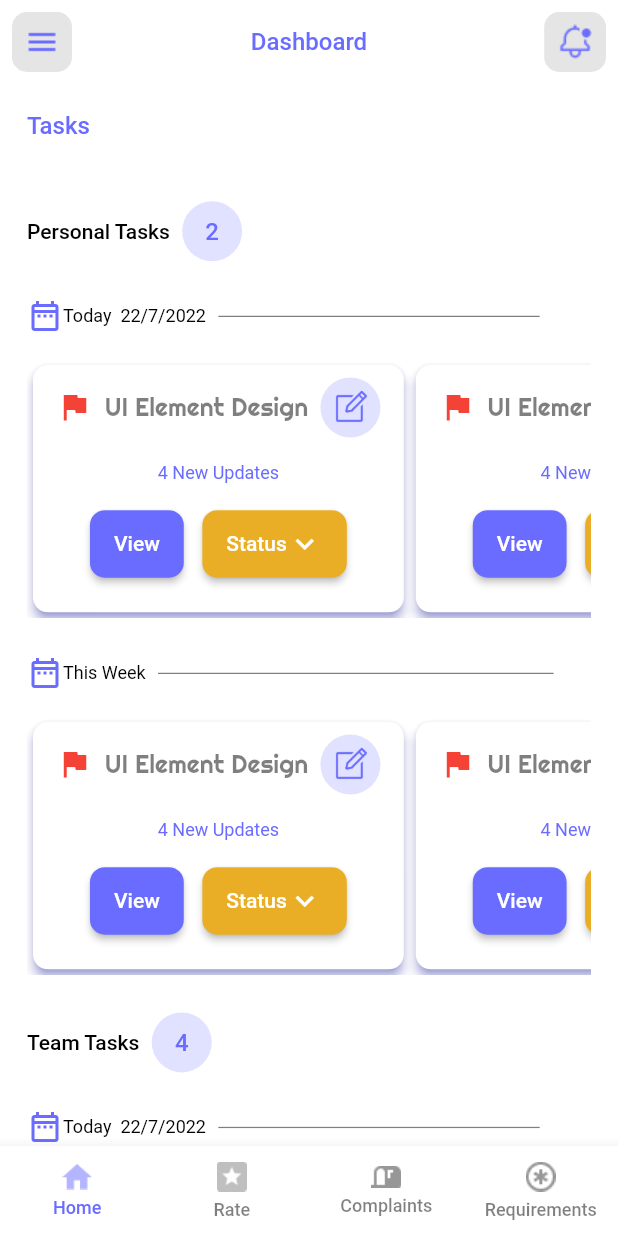
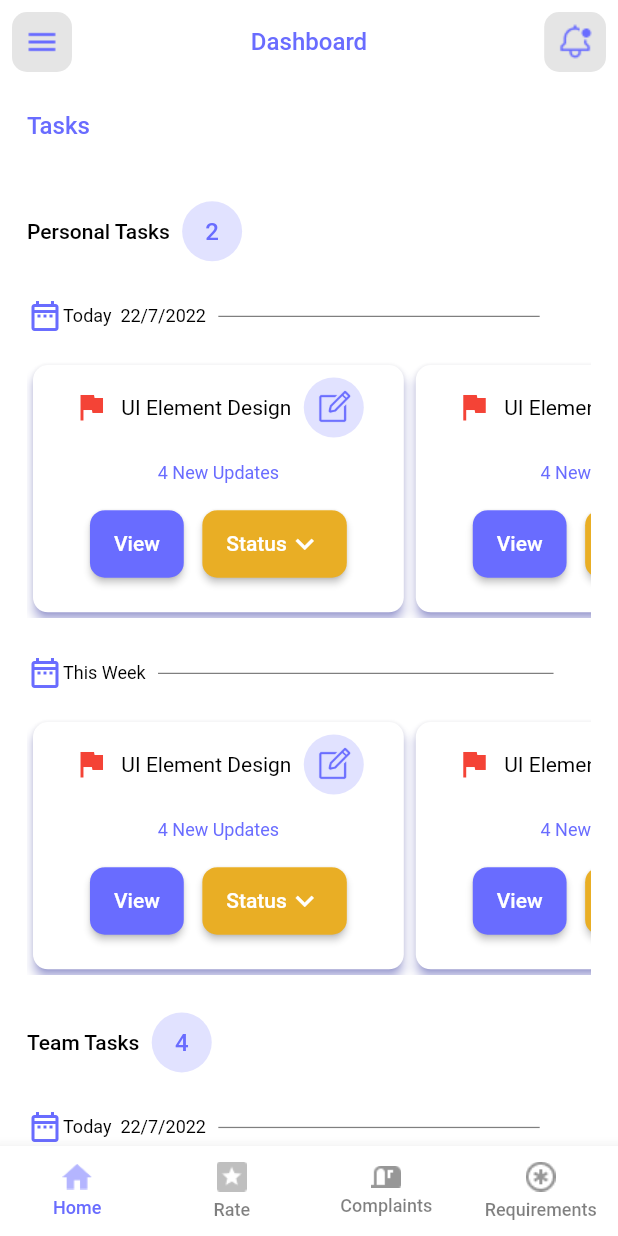
Before and after one commit to Ibrahim-Amin-code/Develocity, a Flutter app: the UserHomeLayoutScreen screen opened directly, on a phone screen of 412 x 824 dp. Run offline on Flutter 3.47's test engine with Material 2 defaults, Android fonts, the light colour scheme and no system bars; our stand-ins replace bloc, cached_network_image, dio, dropdown_button2, flutter_bloc, flutter_custom_clippers and 3 more; missing offline and left inert: ftoast; accounts and stored records are empty; network calls fail; Roboto replaces fonts that are missing (SF Pro Display).

Commit message:
user login commit

```diff
--- a/lib/main.dart
+++ b/lib/main.dart
@@ -50,7 +50,7 @@ class MyApp extends StatelessWidget {
           return MaterialApp(
             debugShowCheckedModeBanner: false,
             theme: lightTheme,
-            home: SafeArea(child: SplashScreen()),
+            home: const SafeArea(child: SplashScreen()),
           );
         },
       ),
--- a/lib/presentation/admins/screens/authentication/loign/login_cubit/login_cubit.dart
+++ b/lib/presentation/admins/screens/authentication/loign/login_cubit/login_cubit.dart
@@ -1,4 +1,3 @@
-import 'package:bloc/bloc.dart';
 import 'package:develocity/constants/network/dio_helper.dart';
 import 'package:develocity/model/users/user_login_model.dart';
 import 'package:develocity/presentation/admins/screens/authentication/loign/login_cubit/login_states.dart';
@@ -9,15 +8,19 @@ class LoginCubit extends Cubit<LoginStates> {
 
   static LoginCubit get(context) => BlocProvider.of(context);
 
-  int? statusCode;
+  dynamic? statusCode;
+  String? message;
+
   Future userLogin(String email, String password) async {
     DioHelper.postData(url: 'user/login', data: {
       'email' : email,
       'password': password,
     }).then((value){
-      UserLoginModel userLoginModel = UserLoginModel.fromJson(value.data);
-      statusCode = userLoginModel.status;
+
+      statusCode = value.data['status'];
+      message = value.data['message'];
       print('the status is : $statusCode');
+      print('the message is : $message');
 
       emit(LoginUserSuccessState());
     }).catchError((error){
--- a/lib/presentation/users/widgets/user_components.dart
+++ b/lib/presentation/users/widgets/user_components.dart
@@ -322,8 +322,8 @@ class UserHomeItem extends StatelessWidget {
                   'UI Element Design',
                   style: Theme.of(context)
                       .textTheme
-                      .titleLarge!
-                      .copyWith(fontSize: width * 0.04),
+                      .bodySmall!
+                      .copyWith(fontSize: 14.0),
                 ),
                 SizedBox(
                   width: width * 0.02,
--- a/pubspec.yaml
+++ b/pubspec.yaml
@@ -41,6 +41,7 @@ dependencies:
   flutter_card_swipper: ^0.4.0
   shared_preferences: ^2.0.6
   dio: ^4.0.6
+  ftoast: ^2.0.0
   cached_network_image: ^3.2.0
   conditional_builder_null_safety: ^0.0.6
   pin_code_fields: ^7.3.0
```
Also changed, not shown: lib/presentation/admins/screens/authentication/loign/loign_screen.dart (+16 -19 lines), pubspec.lock.
